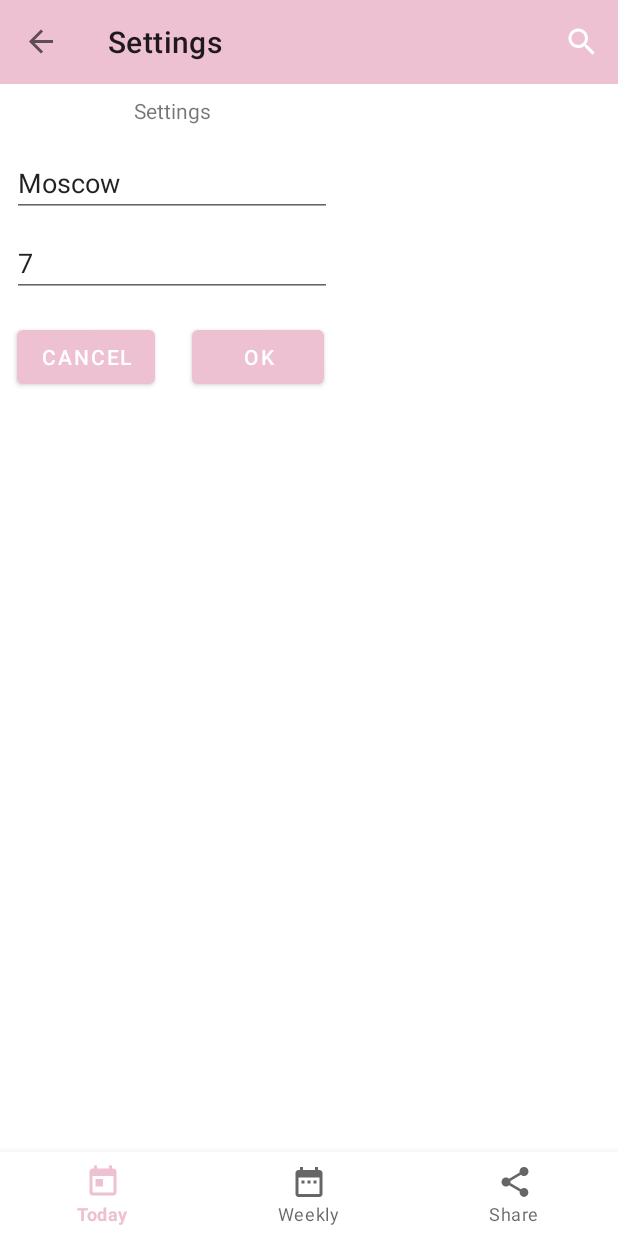
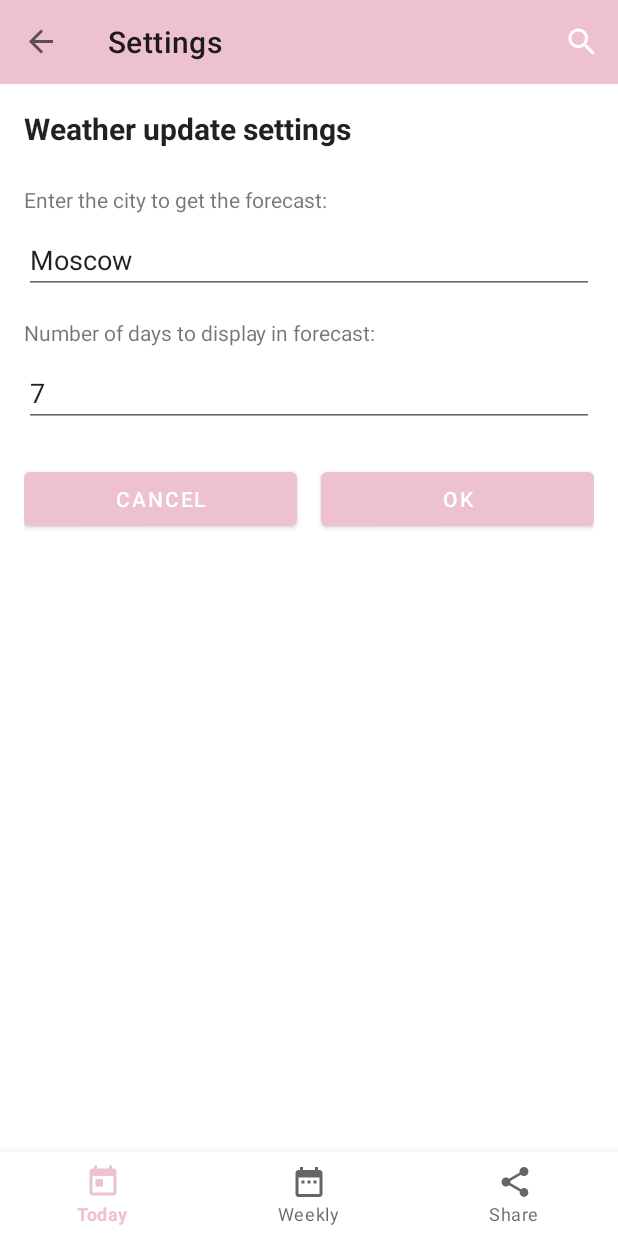
Before and after one commit to rekuiemuu/weather_mobile_app, an Android app: the SettingsFragment screen opened through its navigation route, on a phone screen of 412 x 824 dp. Run offline under Robolectric (Android 15) with nearby library versions, the phone set to English and light mode, and no system bars; our stand-ins replace Dagger/Hilt's generated code, Firebase (no records; nobody signed in at launch, a user with empty details on screens opened directly), data binding, navigation-ui; 3 statements that could not run were skipped.

Commit message:
Update settings_fragment.xml

```diff
--- a/app/src/main/res/layout/settings_fragment.xml
+++ b/app/src/main/res/layout/settings_fragment.xml
@@ -2,89 +2,99 @@
 <layout xmlns:android="http://schemas.android.com/apk/res/android"
     xmlns:app="http://schemas.android.com/apk/res-auto"
     xmlns:tools="http://schemas.android.com/tools">
+
     <data>
-        <variable name="city" type="String"/>
-        <variable name="numDays" type="String"/>
+        <variable name="city" type="String" />
+        <variable name="numDays" type="String" />
         <variable
             name="settingsFragment"
-            type="com.example.weather_app.ui.settings.SettingsFragment"/>
+            type="com.example.weather_app.ui.settings.SettingsFragment" />
     </data>
 
     <androidx.constraintlayout.widget.ConstraintLayout
-        android:layout_width="wrap_content"
-        android:layout_height="wrap_content">
+        android:layout_width="match_parent"
+        android:layout_height="wrap_content"
+        android:padding="16dp">
 
         <TextView
             android:id="@+id/tv_settings_title"
-            android:layout_width="wrap_content"
+            android:layout_width="0dp"
             android:layout_height="wrap_content"
-            android:layout_marginStart="8dp"
-            android:layout_marginTop="8dp"
-            android:layout_marginEnd="8dp"
-            android:text="@string/settings_title"
-            app:layout_constraintEnd_toEndOf="parent"
+            android:text="Weather update settings"
+            android:textSize="20sp"
+            android:textStyle="bold"
+            android:textColor="?android:textColorPrimary"
+            app:layout_constraintTop_toTopOf="parent"
             app:layout_constraintStart_toStartOf="parent"
-            app:layout_constraintTop_toTopOf="parent" />
+            app:layout_constraintEnd_toEndOf="parent" />
+
+        <TextView
+            android:id="@+id/tv_settings_city_label"
+            android:layout_width="0dp"
+            android:layout_height="wrap_content"
+            android:layout_marginTop="24dp"
+            android:text="Enter the city to get the forecast:"
+            app:layout_constraintTop_toBottomOf="@id/tv_settings_title"
+            app:layout_constraintStart_toStartOf="parent"
+            app:layout_constraintEnd_toEndOf="parent" />
 
         <EditText
             android:id="@+id/et_settings_city"
-            android:layout_width="wrap_content"
+            android:layout_width="0dp"
             android:layout_height="wrap_content"
-            android:layout_marginStart="8dp"
-            android:layout_marginTop="16dp"
-            android:layout_marginEnd="8dp"
-            android:ems="10"
+            android:layout_marginTop="8dp"
             android:inputType="textPersonName"
             android:text="@{city}"
             android:hint="@string/settings_city_hint"
-            app:layout_constraintEnd_toEndOf="parent"
+            app:layout_constraintTop_toBottomOf="@id/tv_settings_city_label"
             app:layout_constraintStart_toStartOf="parent"
-            app:layout_constraintTop_toBottomOf="@+id/tv_settings_title" />
+            app:layout_constraintEnd_toEndOf="parent" />
+
+        <TextView
+            android:id="@+id/tv_settings_num_days_label"
+            android:layout_width="0dp"
+            android:layout_height="wrap_content"
+            android:layout_marginTop="16dp"
+            android:text="Number of days to display in forecast:"
+            app:layout_constraintTop_toBottomOf="@id/et_settings_city"
+            app:layout_constraintStart_toStartOf="parent"
+            app:layout_constraintEnd_toEndOf="parent" />
 
         <EditText
             android:id="@+id/et_settings_num_days"
-            android:layout_width="wrap_content"
+            android:layout_width="0dp"
             android:layout_height="wrap_content"
-            android:layout_marginStart="8dp"
             android:layout_marginTop="8dp"
-            android:layout_marginEnd="8dp"
-            android:ems="10"
-            android:inputType="textPersonName"
+            android:inputType="number"
             android:text="@{numDays}"
             android:hint="@string/settings_forecasts_number_hint"
-            app:layout_constraintEnd_toEndOf="parent"
+            app:layout_constraintTop_toBottomOf="@id/tv_settings_num_days_label"
             app:layout_constraintStart_toStartOf="parent"
-            app:layout_constraintTop_toBottomOf="@+id/et_settings_city" />
+            app:layout_constraintEnd_toEndOf="parent" />
 
         <Button
             android:id="@+id/btn_settings_cancel"
-            android:layout_width="wrap_content"
+            android:layout_width="0dp"
             android:layout_height="wrap_content"
-            android:layout_marginStart="8dp"
-            android:layout_marginTop="16dp"
+            android:layout_marginTop="24dp"
             android:layout_marginEnd="8dp"
-            android:layout_marginBottom="8dp"
             android:text="@string/settings_cancel_button"
             android:onClick="@{settingsFragment::didTapCancel}"
-            app:layout_constraintBottom_toBottomOf="parent"
-            app:layout_constraintEnd_toStartOf="@+id/guideline"
+            app:layout_constraintTop_toBottomOf="@id/et_settings_num_days"
             app:layout_constraintStart_toStartOf="parent"
-            app:layout_constraintTop_toBottomOf="@+id/et_settings_num_days" />
+            app:layout_constraintEnd_toStartOf="@id/guideline" />
 
         <Button
             android:id="@+id/btn_settings_ok"
-            android:layout_width="wrap_content"
+            android:layout_width="0dp"
             android:layout_height="wrap_content"
+            android:layout_marginTop="24dp"
             android:layout_marginStart="8dp"
-            android:layout_marginTop="16dp"
-            android:layout_marginEnd="8dp"
-            android:layout_marginBottom="8dp"
             android:text="@string/settings_ok_button"
             android:onClick="@{settingsFragment::didTapOk}"
-            app:layout_constraintBottom_toBottomOf="parent"
-            app:layout_constraintEnd_toEndOf="parent"
-            app:layout_constraintStart_toStartOf="@+id/guideline"
-            app:layout_constraintTop_toBottomOf="@+id/et_settings_num_days" />
+            app:layout_constraintTop_toBottomOf="@id/et_settings_num_days"
+            app:layout_constraintStart_toStartOf="@id/guideline"
+            app:layout_constraintEnd_toEndOf="parent" />
 
         <androidx.constraintlayout.widget.Guideline
             android:id="@+id/guideline"
@@ -92,5 +102,6 @@
             android:layout_height="wrap_content"
             android:orientation="vertical"
             app:layout_constraintGuide_percent="0.5" />
+
     </androidx.constraintlayout.widget.ConstraintLayout>
 </layout>
```
